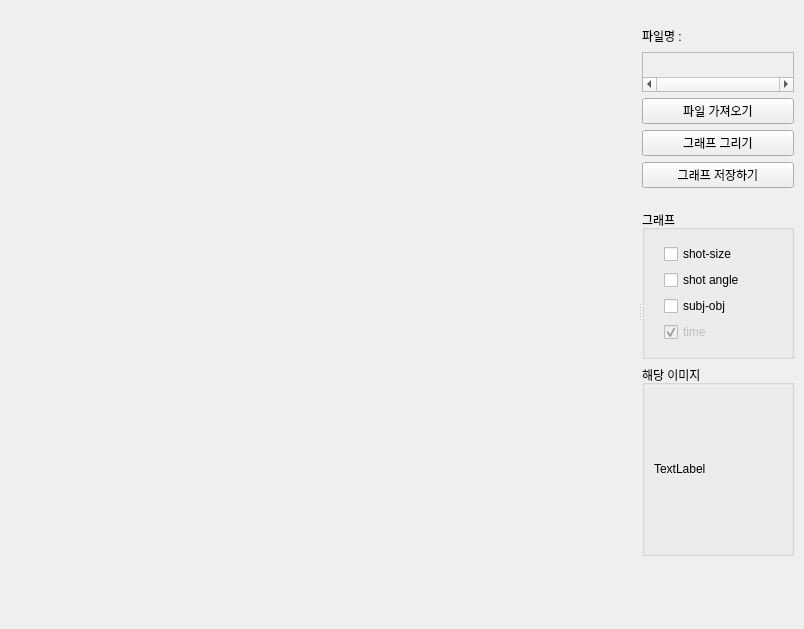
Old version of the form main.ui in the repository jueoneom/shotDataVisualization.
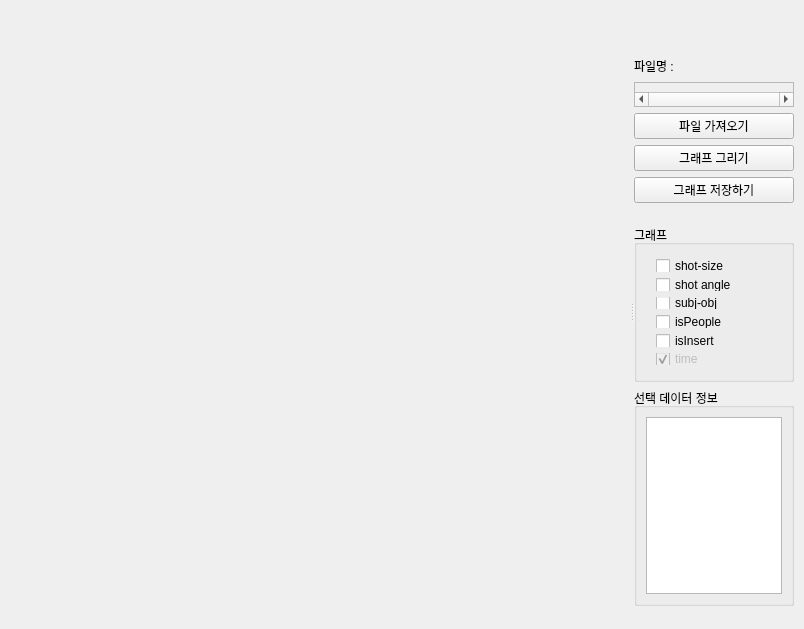
New version of the form.

The edit to the form file:
```diff
--- a/main.ui
+++ b/main.ui
@@ -49,7 +49,7 @@
        <property name="minimumSize">
         <size>
          <width>0</width>
-         <height>10</height>
+         <height>40</height>
         </size>
        </property>
        <property name="maximumSize">
@@ -234,6 +234,20 @@
             </property>
            </widget>
           </item>
+          <item>
+           <widget class="QCheckBox" name="checkBox_5">
+            <property name="text">
+             <string>isPeople</string>
+            </property>
+           </widget>
+          </item>
+          <item>
+           <widget class="QCheckBox" name="checkBox_6">
+            <property name="text">
+             <string>isInsert</string>
+            </property>
+           </widget>
+          </item>
           <item>
            <widget class="QCheckBox" name="checkBox_4">
             <property name="enabled">
@@ -255,21 +269,11 @@
      <item>
       <widget class="QGroupBox" name="groupBox_2">
        <property name="title">
-        <string>해당 이미지</string>
+        <string>선택 데이터 정보</string>
        </property>
        <layout class="QGridLayout" name="gridLayout_2">
         <item row="0" column="0">
-         <widget class="QLabel" name="label">
-          <property name="minimumSize">
-           <size>
-            <width>0</width>
-            <height>150</height>
-           </size>
-          </property>
-          <property name="text">
-           <string>TextLabel</string>
-          </property>
-         </widget>
+         <widget class="QListView" name="listView"/>
         </item>
        </layout>
       </widget>
```
